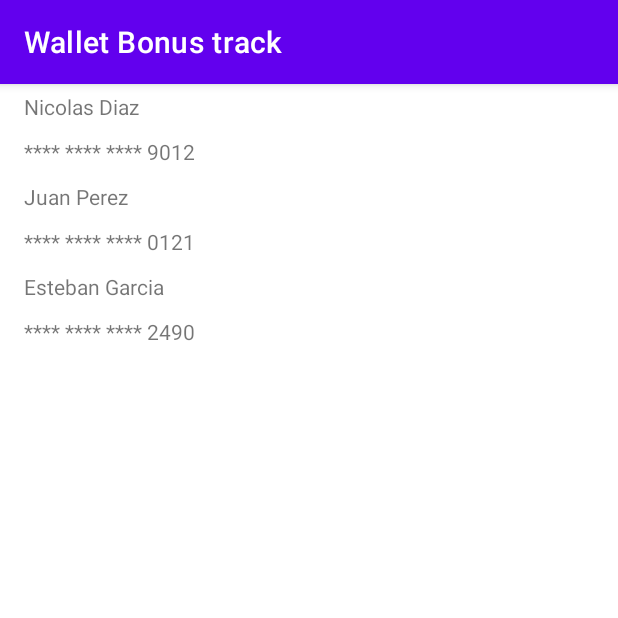
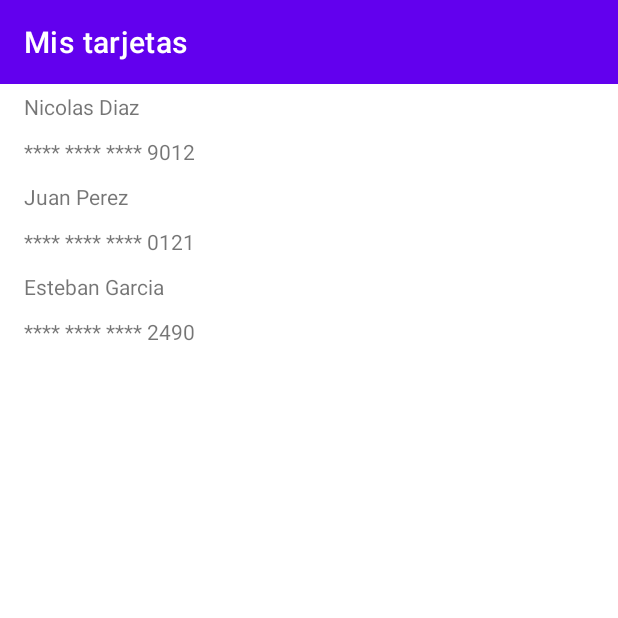
Before and after one commit to educacionit-carrera-android/Wallet_Bonus-track, an Android app: the HomeActivity screen opened directly, with no data from a screen before it, on a phone screen of 412 x 824 dp, the top half of it. Run offline under Robolectric (Android 15) with nearby library versions, the phone set to English and light mode, and no system bars.

Commit message:
Add part 1 for class 4

```diff
--- a/app/src/main/java/com/example/walletbonustrack/HomeActivity.java
+++ b/app/src/main/java/com/example/walletbonustrack/HomeActivity.java
@@ -3,6 +3,7 @@ package com.example.walletbonustrack;
 import android.os.Bundle;
 
 import androidx.appcompat.app.AppCompatActivity;
+import androidx.appcompat.widget.Toolbar;
 import androidx.recyclerview.widget.RecyclerView;
 
 import java.util.ArrayList;
@@ -12,14 +13,22 @@ public class HomeActivity extends AppCompatActivity {
 
     private RecyclerView rvCards;
     private CardsAdapter adapter;
+    private Toolbar toolbar;
 
     @Override
     protected void onCreate(Bundle savedInstanceState) {
         super.onCreate(savedInstanceState);
         setContentView(R.layout.activity_home);
 
+        setupToolbar();
         setupUI();
         setupAdapter();
+    }
+
+    private void setupToolbar() {
+        toolbar = findViewById(R.id.toolbarHome);
+        setSupportActionBar(toolbar);
+        getSupportActionBar().setTitle(R.string.my_cards);
     }
 
     private void setupUI() {
--- a/app/src/main/res/layout/activity_home.xml
+++ b/app/src/main/res/layout/activity_home.xml
@@ -7,6 +7,15 @@
     android:orientation="vertical"
     tools:context=".HomeActivity">
 
+    <androidx.appcompat.widget.Toolbar
+        android:id="@+id/toolbarHome"
+        android:layout_width="match_parent"
+        android:layout_height="?attr/actionBarSize"
+        android:background="?attr/colorPrimary"
+        android:theme="@style/ThemeOverlay.AppCompat.Dark.ActionBar"
+        app:elevation="4dp"
+        app:popupTheme="@style/ThemeOverlay.AppCompat.Light" />
+
     <androidx.recyclerview.widget.RecyclerView
         android:id="@+id/recyclerViewCards"
         android:layout_width="match_parent"
--- a/app/src/main/res/values/strings.xml
+++ b/app/src/main/res/values/strings.xml
@@ -7,4 +7,5 @@
     <string name="add">Agregar</string>
     <string name="terms_and_conditions">Términos y condiciones</string>
     <string name="terms_and_conditions_card_text">Se almacenarán los datos de la tarjeta ingresada de manera local aplicando la última tecnología de encriptado. Estos datos sólamente se encontrarán dentro del dispositivo.\nUsted podrá borrar los datos de la aplicación en el momento que desee.\nEsta aplicación no se hace responsable por el uso indebido de los datos por parte del propietario del dispositivo. Se sugiere que se agregue un patrón de seguridad para evitar el acceso al mismo de manera directa.</string>
+    <string name="my_cards">Mis tarjetas</string>
 </resources>
--- a/app/src/main/res/values/themes.xml
+++ b/app/src/main/res/values/themes.xml
@@ -1,6 +1,6 @@
 <resources xmlns:tools="http://schemas.android.com/tools">
     <!-- Base application theme. -->
-    <style name="Theme.WalletBonusTrack" parent="Theme.MaterialComponents.DayNight.DarkActionBar">
+    <style name="Theme.WalletBonusTrack" parent="Theme.MaterialComponents.DayNight.NoActionBar">
         <!-- Primary brand color. -->
         <item name="colorPrimary">@color/purple_500</item>
         <item name="colorPrimaryVariant">@color/purple_700</item>
```
